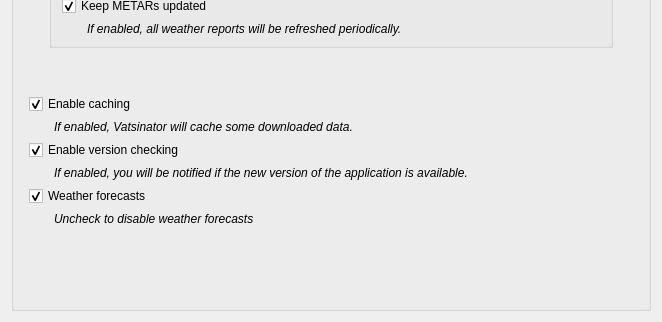
Vatsinator/vatsinator-legacy, file source/ui/pages/networkpage.ui: the form before one commit; both pictures show x 0 to 662 and y 148 to 470 of the 662 by 470 pixel window.
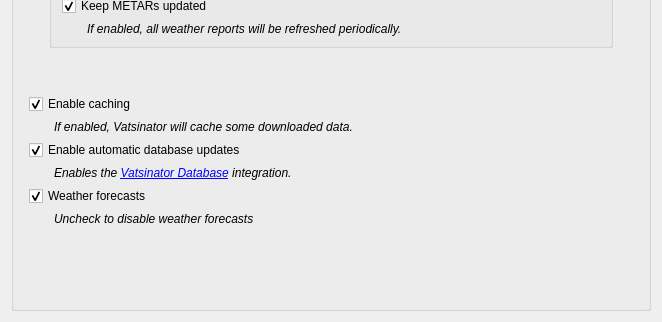
The form after the commit.

Commit message: Add "Enable audomatic database updates" option Get rid of "Enable version checking" option

```diff
--- a/source/ui/pages/networkpage.ui
+++ b/source/ui/pages/networkpage.ui
@@ -235,7 +235,7 @@
       <item>
        <widget class="QCheckBox" name="VersionCheckingCheckBox">
         <property name="text">
-         <string>Enable version checking</string>
+         <string>Enable automatic database updates</string>
         </property>
         <property name="checked">
          <bool>true</bool>
@@ -250,7 +250,7 @@
          </font>
         </property>
         <property name="text">
-         <string>If enabled, you will be notified if the new version of the application is available.</string>
+         <string>Enables the &lt;a href=&quot;http://database.vatsinator.eu.org/&quot;&gt;Vatsinator Database&lt;/a&gt; integration.</string>
         </property>
         <property name="wordWrap">
          <bool>true</bool>
```
Left out of the diff: 5 changed lines with no effect on the pictures. The commit also changes 4 other files.
